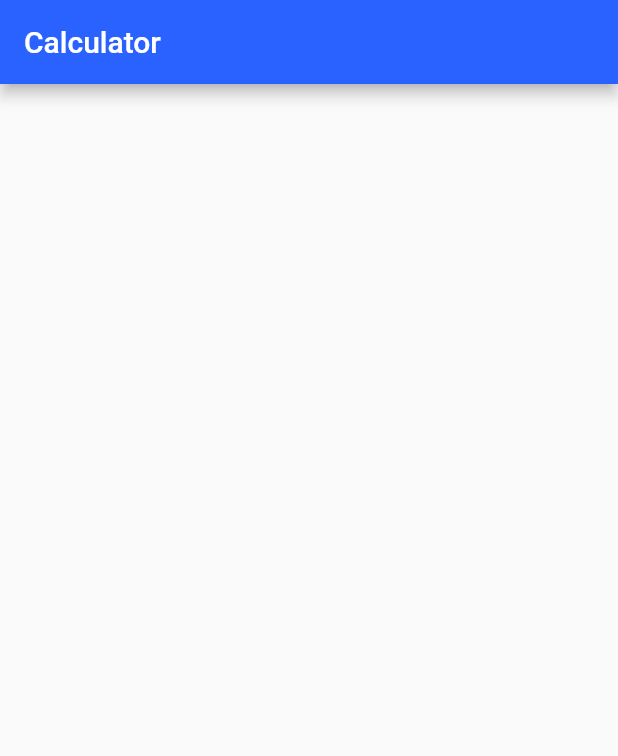
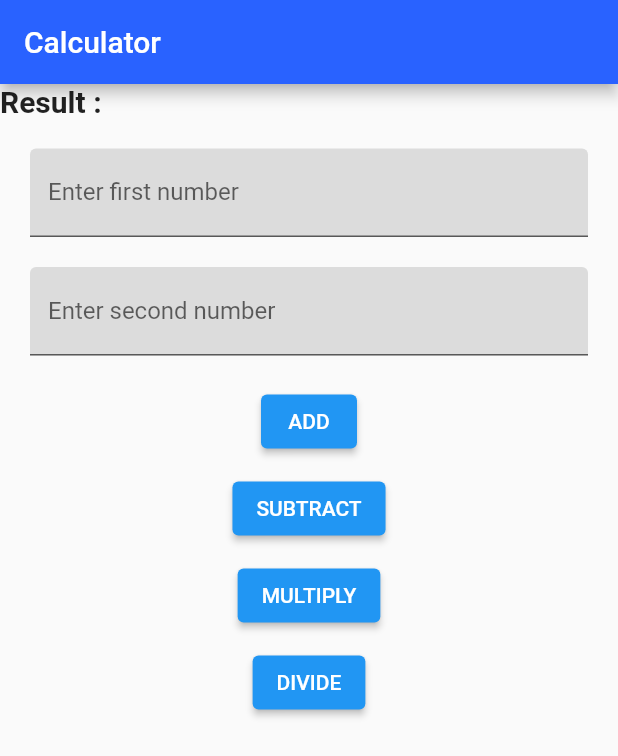
Before and after one commit to Cankakun/flutter-canka-sakti-fundamental, a Flutter app: the screen it shows after launch, on a phone screen of 412 x 824 dp. Shown: the top 756 px of the screen. Run offline on Flutter 3.47's test engine with Material 2 defaults, Android fonts, the phone set to English and light mode, and no system bars.

Commit message:
percobaan kedua

```diff
--- a/lib/main.dart
+++ b/lib/main.dart
@@ -12,10 +12,69 @@ class MyApp extends StatefulWidget {
 }
 
 class _MyAppState extends State<MyApp> {
+  TextEditingController controller1 = TextEditingController();
+  TextEditingController controller2 = TextEditingController();
+
   @override
   Widget build(BuildContext context) {
     return MaterialApp(
-      home: Scaffold(appBar: AppBar(backgroundColor: Colors.blueAccent.shade700,title: Text('Calculator'),)),
+      home: Scaffold(
+        appBar: AppBar(backgroundColor: Colors.blueAccent.shade700,title: Text('Calculator'),),
+        body: Column(
+            children: [
+              Align(alignment: Alignment.centerLeft, child:
+              Text('Result : ', style: TextStyle(fontSize: 20,fontWeight: FontWeight.bold))),
+              SizedBox(
+                height: 20,
+              ),
+              Padding(
+                padding: EdgeInsets.fromLTRB(20,0,20,0),
+                child :
+              TextField(
+                controller: controller1,
+                decoration: InputDecoration(
+                  labelText: 'Enter first number',
+                  filled: true,
+                  fillColor: Colors.black12
+                ),
+              )),
+              SizedBox(
+                height: 20,
+              ),
+              Padding(padding: EdgeInsets.fromLTRB(20,0,20,0),
+              child:
+              TextField(
+                controller: controller2,
+                decoration: InputDecoration(
+                  labelText: 'Enter second number',
+                  filled: true,
+                  fillColor: Colors.black12
+                ),
+              )),
+              SizedBox(
+                height: 20,
+              ),
+              Align(
+                alignment: Alignment.center,
+                child: Column (
+                  children: [
+                    ElevatedButton(onPressed: (){}, child: Text('ADD')),
+                    SizedBox(
+                      height: 10,
+                    ),
+                    ElevatedButton(onPressed: (){}, child: Text('SUBTRACT')),
+                    SizedBox(
+                      height: 10,
+                    ),
+                    ElevatedButton(onPressed: (){}, child: Text('MULTIPLY')),
+                    SizedBox(
+                      height: 10,
+                    ),
+                    ElevatedButton(onPressed: (){}, child: Text('DIVIDE'))],
+              ))
+            ],
+          ),
+        )
     );
   }
 }
```
